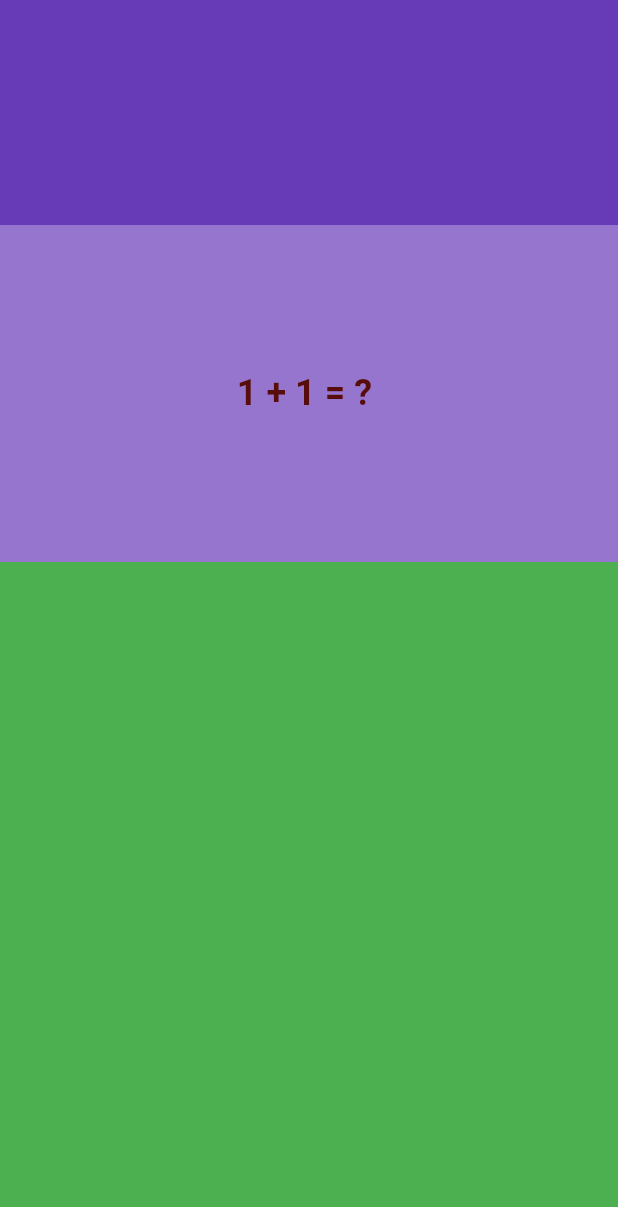
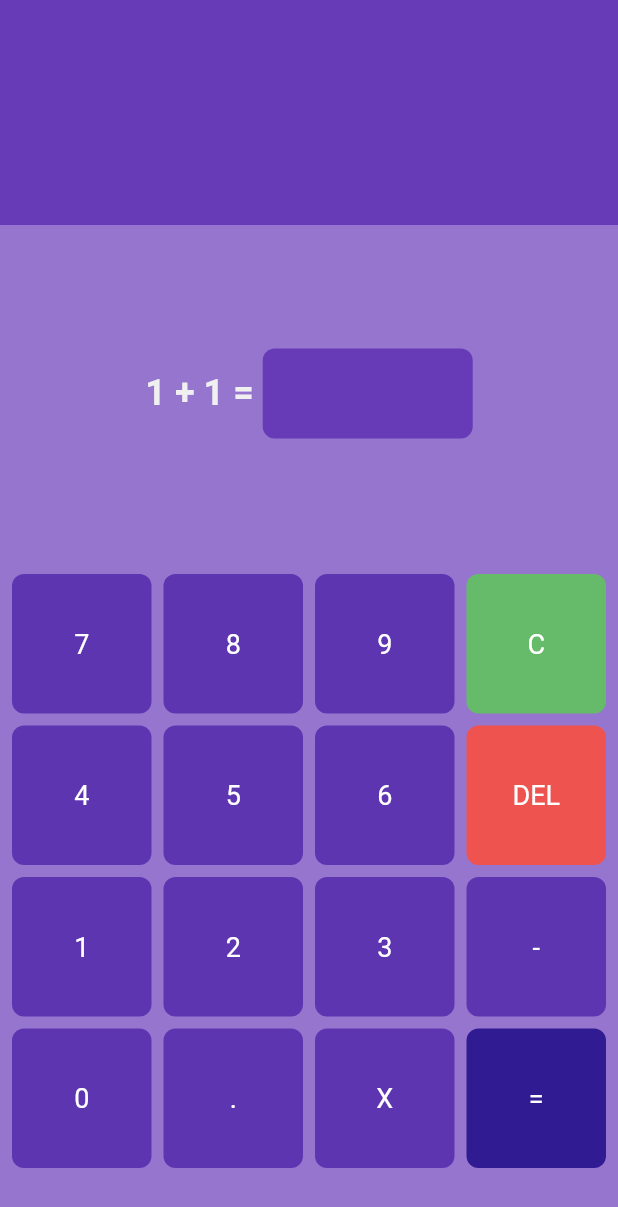
Before and after one commit to Sanchitpoudel/MathGame, a Flutter app: the screen it shows after launch, on a phone screen of 412 x 824 dp. Shown: the top 1207 px of the screen. Run offline on Flutter 3.47's test engine with Material 2 defaults, Android fonts, the phone set to English and light mode, and no system bars.

Commit message:
Changed files from master to main

```diff
--- a/lib/const.dart
+++ b/lib/const.dart
@@ -1,4 +1,4 @@
 import 'package:flutter/material.dart';
 
 var whiteTextStyle = const TextStyle(
-    fontWeight: FontWeight.bold, fontSize: 24, color: Color.fromARGB(255, 88, 13, 13));
+    fontWeight: FontWeight.bold, fontSize: 24, color: Color.fromARGB(255, 240, 240, 240));
--- a/lib/homepage.dart
+++ b/lib/homepage.dart
@@ -1,7 +1,10 @@
+// ignore_for_file: prefer_const_constructors, unused_import
+
 import 'dart:ui';
 
 import 'package:flutter/material.dart';
 import 'package:mathgame/const.dart';
+import 'package:mathgame/util/number_key.dart';
 
 class HomePage extends StatefulWidget {
   const HomePage({super.key});
@@ -11,6 +14,97 @@ class HomePage extends StatefulWidget {
 }
 
 class _HomePageState extends State<HomePage> {
+  String userAnswer = '';
+
+  List<String> numberPad = [
+    '7',
+    '8',
+    '9',
+    'C',
+    '4',
+    '5',
+    '6',
+    'DEL',
+    '1',
+    '2',
+    '3',
+    '-',
+    '0',
+    '.',
+    'X',
+    '='
+  ];
+  //number A, number B
+  int num1 = 1;
+  int num2 = 1;
+
+  void buttonTapped(String button) {
+    setState(() {
+      if (button == '=') {
+        //check if user is correct or not
+        checkResult();
+      } else if (button == 'C') {
+        userAnswer = '';
+      } else if (button == 'DEL') {
+        if (userAnswer.isNotEmpty) {
+          userAnswer = userAnswer.substring(0, userAnswer.length - 1);
+        }
+      } else if (userAnswer.length < 3) {
+        userAnswer += button;
+      }
+    });
+  }
+
+  void checkResult() {
+    if (num1 + num2 == int.parse(userAnswer)) {
+      showDialog(
+          context: context,
+          builder: ((context) {
+            return AlertDialog(
+              backgroundColor: Colors.deepPurple,
+              content: Container(
+                height: 200,
+                child: Column(
+                  mainAxisAlignment: MainAxisAlignment.spaceEvenly,
+                  children: [
+                    Text(
+                      'Correct!',
+                      style: whiteTextStyle,
+                    ),
+                    GestureDetector(
+                      onTap: goToNextQuestion,
+                      child: Container(
+                        margin: EdgeInsets.all(18),
+                        decoration: BoxDecoration(
+                            color: Colors.deepPurple[300],
+                            borderRadius: BorderRadius.circular(2)),
+                        child: Icon(
+                          Icons.arrow_forward,
+                          color: Colors.white,
+                        ),
+                      ),
+                    )
+                  ],
+                ),
+              ),
+            );
+          }));
+    } else {
+      print('Incorrect');
+    }
+  }
+  //create random numbers
+
+  void goToNextQuestion() {
+    Navigator.of(context).pop();
+    //reset values
+    setState(() {
+      userAnswer = '';
+    });
+
+    //create a new question
+  }
+
   @override
   Widget build(BuildContext context) {
     return Scaffold(
@@ -26,18 +120,45 @@ class _HomePageState extends State<HomePage> {
           Expanded(
             child: Container(
               child: Center(
-                  child: Text(
-                '1 + 1 = ? ',
-                style: whiteTextStyle
+                  child: Row(
+                mainAxisAlignment: MainAxisAlignment.center,
+                children: [
+                  Text(num1.toString() + " + " + num2.toString() + " = ",
+                      style: whiteTextStyle),
+                  Container(
+                    height: 60,
+                    width: 140,
+                    decoration: BoxDecoration(
+                      color: Colors.deepPurple,
+                      borderRadius: BorderRadius.circular(8),
+                    ),
+                    child: Center(
+                        child: Text(
+                      userAnswer,
+                      style: whiteTextStyle,
+                    )),
+                  )
+                ],
               )),
             ),
           ),
           Expanded(
-            flex: 2,
-            child: Container(
-              color: Colors.green,
-            ),
-          ),
+              flex: 2,
+              child: Padding(
+                padding: const EdgeInsets.all(4.0),
+                child: GridView.builder(
+                  physics: NeverScrollableScrollPhysics(),
+                  itemCount: numberPad.length,
+                  gridDelegate: SliverGridDelegateWithFixedCrossAxisCount(
+                      crossAxisCount: 4),
+                  itemBuilder: (context, index) {
+                    return NumberKey(
+                      child: numberPad[index],
+                      onTap: () => buttonTapped(numberPad[index]),
+                    );
+                  },
+                ),
+              )),
           //calculator
         ],
       ),
--- a/lib/main.dart
+++ b/lib/main.dart
@@ -12,9 +12,10 @@ class MyApp extends StatelessWidget {
   @override
   Widget build(BuildContext context) {
     return MaterialApp(
-      debugShowCheckedModeBanner: false,
-      home: HomePage(),
-
-    );
+        debugShowCheckedModeBanner: false,
+        home: HomePage(),
+        routes: <String, WidgetBuilder>{
+          '/landingpage': (BuildContext context) => new MyApp(),
+        });
   }
 }
--- a/lib/util/number_key.dart
+++ b/lib/util/number_key.dart
@@ -2,8 +2,16 @@ import 'package:flutter/material.dart';
 
 class NumberKey extends StatelessWidget {
   final String child;
+  final VoidCallback onTap;
+
+  NumberKey({
+    Key? key,
+    required this.child,
+    required this.onTap,
+  }):super(key: key);
+
   var buttonColor = Colors.deepPurple[600];
-  NumberKey({super.key, required this.child});
+
   @override
   Widget build(BuildContext context) {
     if (child == 'C') {
@@ -15,6 +23,8 @@ class NumberKey extends StatelessWidget {
     }
     return Padding(
       padding: const EdgeInsets.all(4.0),
+      child: GestureDetector(
+        onTap: onTap,
         child: Container(
           decoration: BoxDecoration(
             color: buttonColor,
@@ -26,6 +36,7 @@ class NumberKey extends StatelessWidget {
             style: TextStyle(color: Colors.white, fontSize: 18),
           )),
         ),
+      ),
     );
   }
 }
```
Lines whose indentation alone changed are shown as unchanged.
